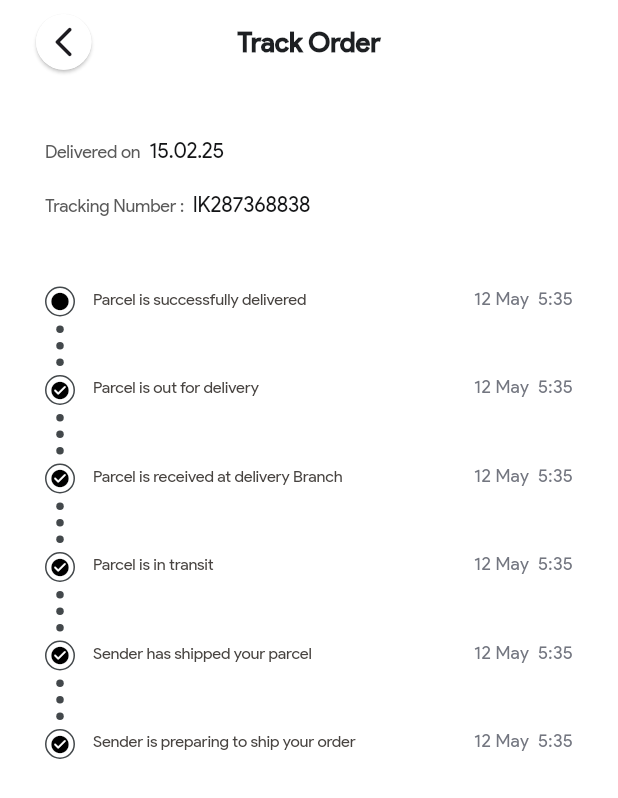
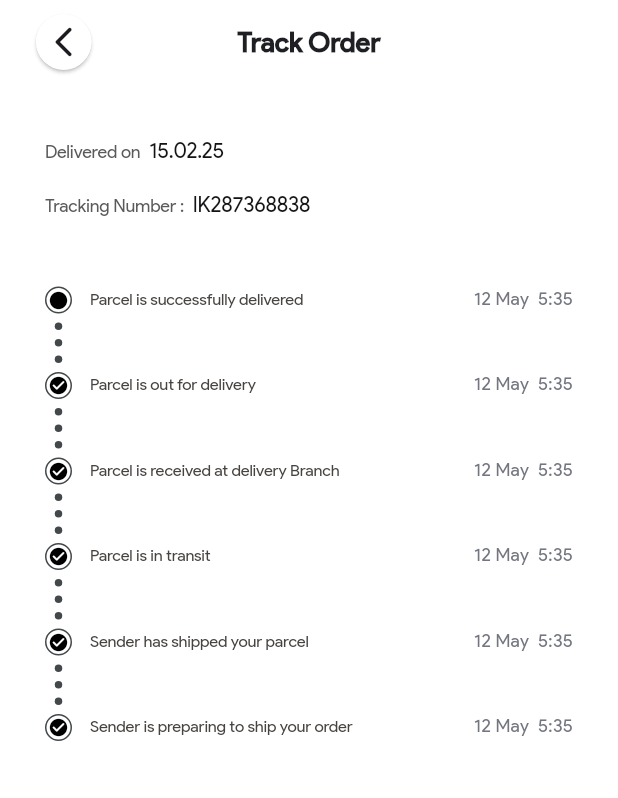
Before and after one commit to Reem-Ashraf/Monitor-Ship-Project, a Flutter app: the TrackOrder screen opened by its route, on a phone screen of 412 x 824 dp. Shown: the top 798 px of the screen. Run offline on Flutter 3.47's test engine with Material 3 defaults, Android fonts, the phone set to English and light mode, and no system bars; our stand-ins replace bloc, easy_localization, flutter_bloc, flutter_svg, go_router.

```diff
--- a/lib/core/utils/constants/routes.dart
+++ b/lib/core/utils/constants/routes.dart
@@ -1,6 +1,6 @@
 import 'package:go_router/go_router.dart';
-import 'package:monitor_ship_project/features/checkout_process/presentation/pages/checkout_first.dart';
-import 'package:monitor_ship_project/features/checkout_process/presentation/pages/checkout_second.dart';
+import 'package:monitor_ship_project/features/checkout_process/presentation/screens/checkout_first.dart';
+import 'package:monitor_ship_project/features/checkout_process/presentation/screens/checkout_second.dart';
 import 'package:monitor_ship_project/features/order/presentation/screens/details_order.dart';
 import 'package:monitor_ship_project/features/order/presentation/screens/my_order.dart';
 import 'package:monitor_ship_project/features/order/presentation/screens/rate_product.dart';
--- a/lib/features/order/presentation/widgets/tracking_status_row.dart
+++ b/lib/features/order/presentation/widgets/tracking_status_row.dart
@@ -22,11 +22,12 @@ class TrackingStatusRow extends StatelessWidget {
       crossAxisAlignment: CrossAxisAlignment.start,
       children: [
         Column(
+          crossAxisAlignment: CrossAxisAlignment.center,
           mainAxisSize: MainAxisSize.min,
           children: [
             Container(
-              width: 20,
-              height: 20,
+              width: 18,
+              height: 18,
               decoration: ShapeDecoration(
                 shape: OvalBorder(
                   side: BorderSide(width: 1, color: AppColors.tabBarColor),
@@ -41,8 +42,7 @@ class TrackingStatusRow extends StatelessWidget {
               ),
             ),
             if (!isLast)
-              Column(
-                children: List.generate(
+              ...List.generate(
                 3,
                 (index) => Container(
                   width: 5,
@@ -51,7 +51,6 @@ class TrackingStatusRow extends StatelessWidget {
                   decoration: ShapeDecoration(
                     color: AppColors.tabBarColor,
                     shape: OvalBorder(),
-                    ),
                   ),
                 ),
               ),
```
Also changed, not shown: lib/features/checkout_process/presentation/screens/checkout_first.dart (renamed from lib/features/checkout_process/presentation/pages/checkout_first.dart), lib/features/checkout_process/presentation/screens/checkout_second.dart (renamed from lib/features/checkout_process/presentation/pages/checkout_second.dart). Lines whose indentation alone changed are shown as unchanged.
